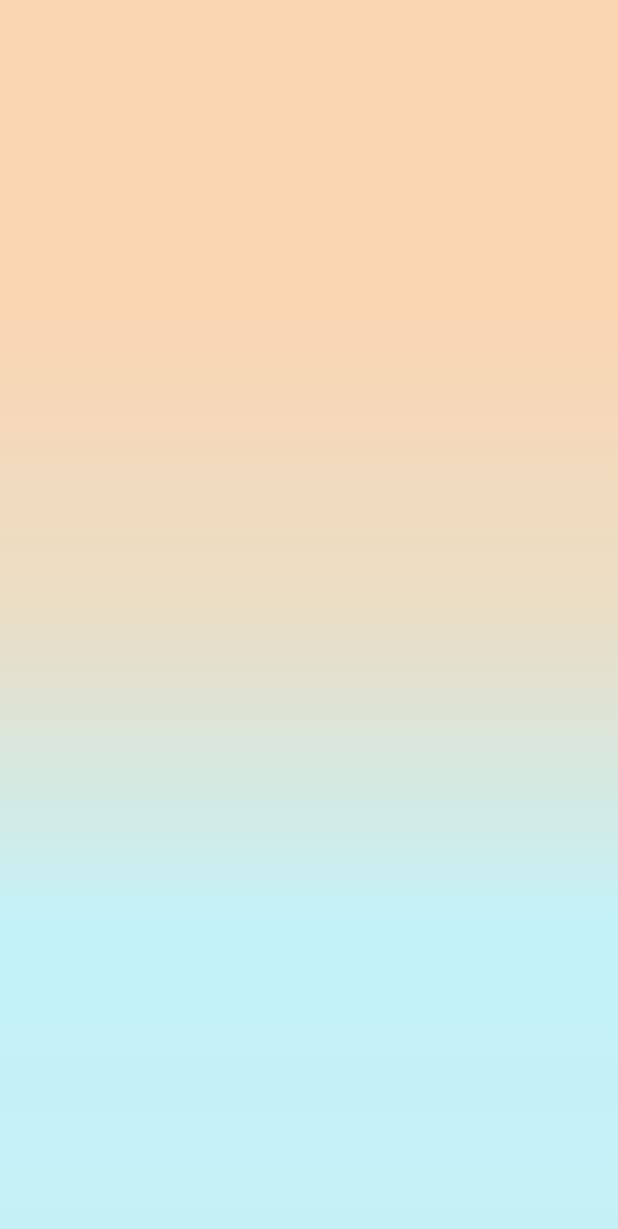
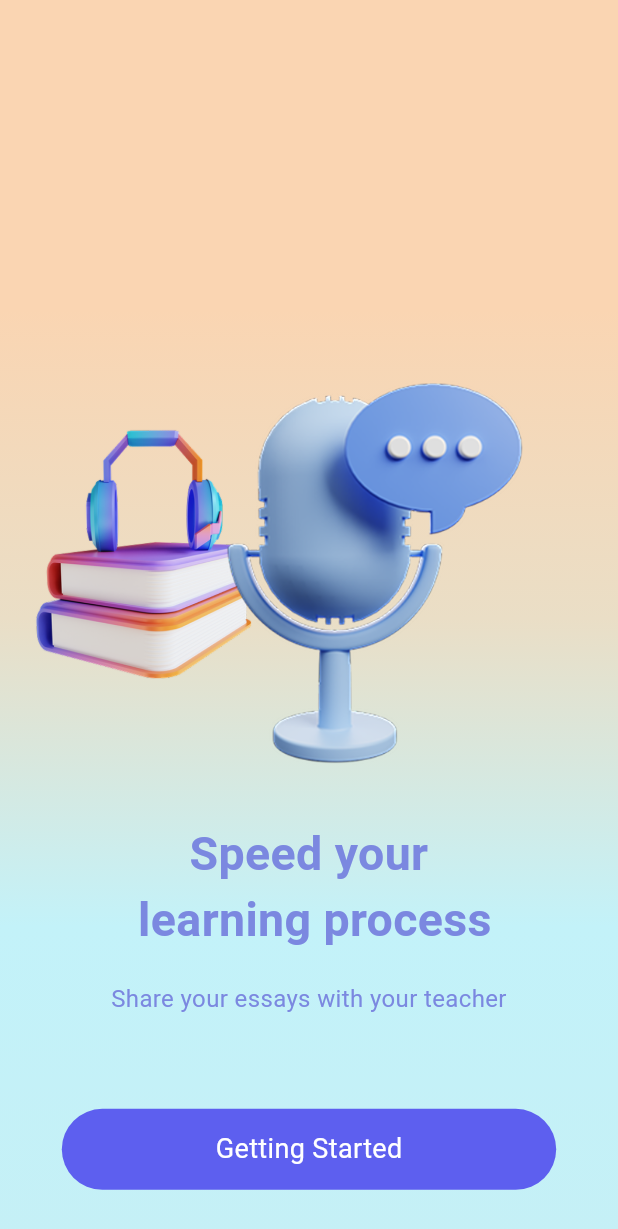
Before and after one commit to KeerthikaChokkalingam/Voide_Memos, a Flutter app: the screen it shows after launch, on a phone screen of 412 x 824 dp. Shown: the top 1229 px of the screen. Run offline on Flutter 3.47's test engine with Material 3 defaults, Android fonts, the phone set to English and light mode, and no system bars; drawn by our look-alikes of flutter_bounceable; our stand-ins replace flutter_svg.

Commit message:
commit with introduction screen completed

```diff
--- /dev/null
+++ b/sampleapp/lib/introduction_screen.dart
@@ -0,0 +1,119 @@
+import 'package:flutter/material.dart';
+import 'package:flutter_bounceable/flutter_bounceable.dart';
+
+class IntroductionScreen extends StatefulWidget {
+  const IntroductionScreen({super.key});
+
+  @override
+  State<IntroductionScreen> createState() => _IntroductionScreenState();
+}
+
+class _IntroductionScreenState extends State<IntroductionScreen> {
+  @override
+  Widget build(BuildContext context) {
+    final screenWidth = MediaQuery.of(context).size.width;
+    final screenHeight = MediaQuery.of(context).size.height;
+
+    // Image dimensions relative to screen size
+    final double firstImageWidth = screenWidth * 0.45; // Reduced width slightly
+    final double firstImageHeight = firstImageWidth * (202 / 197); // Maintain aspect ratio
+    final double secondImageWidth = screenWidth * 0.8; // Slightly reduced
+    final double secondImageHeight = secondImageWidth * (320 / 320); // Maintain aspect ratio
+
+    return Scaffold(
+      body: Container(
+        width: double.infinity,
+        height: double.infinity,
+        decoration: const BoxDecoration(
+          gradient: LinearGradient(
+            colors: [
+              Color(0xFFFAD5B2),
+              Color(0xFFFAD5B2),
+              Color(0xFFEADEC6),
+              Color(0xFFC3F2F9),
+              Color(0xFFC5F0F6),
+            ],
+            begin: Alignment.topCenter,
+            end: Alignment.bottomCenter,
+          ),
+        ),
+              child: Stack(
+                children: [
+                  Positioned(
+                    left: screenWidth * 0.02, // 2% padding from left
+                    top: screenHeight * 0.45 - (firstImageHeight / 2), // Center Y
+                    child: Image.asset(
+                      'assets/images/Books-And-Headset.png',
+                      width: firstImageWidth,
+                      height: firstImageHeight,
+                    ),
+                  ),
+                  Positioned(
+                    left: screenWidth * 0.03 + (firstImageWidth * 0.25), // 90% of first image's width
+                    top: screenHeight * 0.45 - (secondImageHeight / 1.9), // Adjusted center
+                    child: Image.asset(
+                      'assets/images/Shapes-Design.png',
+                      width: secondImageWidth,
+                      height: secondImageHeight,
+                    ),
+                  ),
+                  Positioned(
+                    top: screenHeight * 0.5 + (secondImageHeight / 2) - 30, // 20px below second image
+                    left: screenWidth * 0.1, // 10% from left
+                    right: screenWidth * 0.1, // 10% from right
+                    child: const Text(
+                      "Speed your \n learning process ",
+                      textAlign: TextAlign.center,
+                      style: TextStyle(
+                          color: Color(0xFF7B88E0),
+                          fontSize: 31,
+                          fontWeight: FontWeight.bold
+                      ),
+                    ),
+                  ),
+                  Positioned(
+                    top: screenHeight * 0.57 + (secondImageHeight / 2) + 20, // 20px below second image
+                    left: screenWidth * 0.1, // 10% from left
+                    right: screenWidth * 0.1, // 10% from right
+                    child: const Text(
+                      "Share your essays with your teacher",
+                      textAlign: TextAlign.center,
+                      style: TextStyle(
+                          color: Color(0xFF7B88E0),
+                          fontSize: 16,
+                          fontWeight: FontWeight.normal
+                      ),
+                    ),
+                  ),
+                  Positioned(
+                    top: screenHeight * 0.6 + (secondImageHeight / 2) + 80, // 20px below second image
+                    left: screenWidth * 0.1, // 10% from left
+                    right: screenWidth * 0.1, // 10% from right
+                    child: Bounceable(
+                      onTap: () {
+
+                    }, child: Container(
+                      height: 54,
+                      decoration: BoxDecoration(
+                        borderRadius: BorderRadius.circular(35.0),
+                        color: const Color(0xFF5D5FEF),
+                      ),
+                      child: const Center(
+                        child: Text(
+                          "Getting Started",
+                          style: TextStyle(
+                            fontSize: 18, // Responsive font size
+                            fontWeight: FontWeight.normal,
+                            color: Colors.white,
+                          ),
+                        ),
+                      ),
+                    ),
+                    )
+                  ),
+                ],
+              ),
+            ),
+    );
+  }
+}
--- a/sampleapp/lib/main.dart
+++ b/sampleapp/lib/main.dart
@@ -18,7 +18,7 @@ class SplashScreenApp extends StatelessWidget {
         colorScheme: ColorScheme.fromSeed(seedColor: Colors.deepPurple),
         useMaterial3: true,
       ),
-      home: const SplashScreen(),
+      home: SplashScreen(),
     );
   }
 }
--- a/sampleapp/lib/splash_screen.dart
+++ b/sampleapp/lib/splash_screen.dart
@@ -1,8 +1,9 @@
-import 'package:flutter/cupertino.dart';
+import 'dart:async';
+
 import 'package:flutter/material.dart';
-import 'package:flutter/painting.dart';
-import 'package:flutter/rendering.dart';
-import 'package:flutter/widgets.dart';
+import 'package:flutter_svg/svg.dart';
+
+import 'introduction_screen.dart';
 
 class SplashScreen extends StatefulWidget {
   const SplashScreen({super.key});
@@ -10,8 +11,24 @@ class SplashScreen extends StatefulWidget {
   @override
   State<SplashScreen> createState() => _SplashScreenState();
 }
+Timer? timer;
 
 class _SplashScreenState extends State<SplashScreen> {
+  @override
+  void initState() {
+    super.initState();
+    timer = Timer(const Duration(seconds: 3), () {
+      Navigator.of(context).push(MaterialPageRoute(builder: (context) => const IntroductionScreen()));
+      // Change to your route
+    });
+  }
+
+  @override
+  void dispose(){
+    super.dispose();
+    timer?.cancel();
+  }
+
   @override
   Widget build(BuildContext context) {
     return Scaffold(
@@ -27,13 +44,29 @@ class _SplashScreenState extends State<SplashScreen> {
         Color(0xFFC3F2F9),
         Color(0xFFC5F0F6),
                   ], begin: Alignment.topCenter, end: Alignment.bottomCenter)),
-                child: Stack(
-                  children: [
-                    Center(
-
-                    )
-                  ],
-                ),),
+          child: const Column(
+            crossAxisAlignment: CrossAxisAlignment.center,
+            mainAxisAlignment: MainAxisAlignment.center,
+            children: [
+              Center(
+                child: Image(
+                  image: AssetImage('assets/images/Shapes-Design.png'),
+                  width: 197,
+                  height: 202,
+                ),
+              ),
+              SizedBox(height: 40,),
+              Text(
+                'Sound recording \n  Splash screen',
+                style: TextStyle(
+                  color: Color(0xFF7B88E0),
+                  fontSize: 21,
+                  fontWeight: FontWeight.bold
+                ),
+              )
+            ],
+          ),
+        ),
       ),
     );
   }
--- a/sampleapp/pubspec.yaml
+++ b/sampleapp/pubspec.yaml
@@ -30,7 +30,8 @@ environment:
 dependencies:
   flutter:
     sdk: flutter
-
+  flutter_svg: ^2.0.10+1
+  flutter_bounceable: ^1.1.0
 
   # The following adds the Cupertino Icons font to your application.
   # Use with the CupertinoIcons class for iOS style icons.
@@ -88,3 +89,6 @@ flutter:
   #
   # For details regarding fonts from package dependencies,
   # see https://flutter.dev/custom-fonts/#from-packages
+  assets:
+    - 'assets/images/Shapes-Design.png'
+    - 'assets/images/Books-And-Headset.png'
```
Also changed, not shown: sampleapp/assets/images/Books-And-Headset.png (added), sampleapp/assets/images/Shapes-Design.png (added), sampleapp/lib/svg/Shapes Design.svg (deleted), sampleapp/pubspec.lock, 2 other files.
